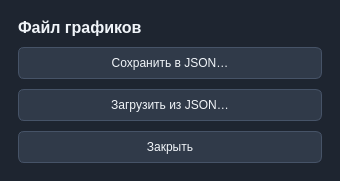
Old version of the form FunctionBuilder/settingsdialog.ui in the repository Bedvedmalu/DesmosProject.
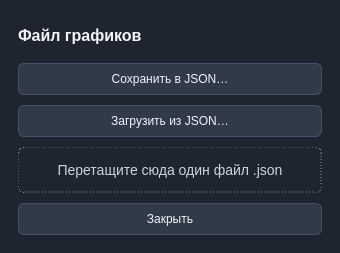
New version of the form.

Commit message: desmos-with-drag-and-drop

Diff of the .ui file:
```diff
--- a/FunctionBuilder/settingsdialog.ui
+++ b/FunctionBuilder/settingsdialog.ui
@@ -7,6 +7,7 @@
   <property name="styleSheet"><string notr="true">
 QDialog { background: #1E2530; }
 QLabel { color: #F1F5F9; font-size: 16px; font-weight: bold; }
+QLabel#jsonDropArea { color: #CBD5E1; font-size: 14px; font-weight: normal; border: 1px dashed #8295AB; border-radius: 6px; padding: 14px; }
 QPushButton { background: #303A49; color: #F1F5F9; border: 1px solid #465367; border-radius: 6px; padding: 8px 14px; }
 QPushButton:hover, QPushButton:focus { border-color: #5491F8; background: #354358; }
   </string></property>
@@ -19,6 +20,14 @@
    <item><widget class="QLabel" name="heading"><property name="text"><string>Файл графиков</string></property></widget></item>
    <item><widget class="QPushButton" name="saveButton"><property name="text"><string>Сохранить в JSON…</string></property></widget></item>
    <item><widget class="QPushButton" name="loadButton"><property name="text"><string>Загрузить из JSON…</string></property></widget></item>
+   <item>
+    <widget class="QLabel" name="jsonDropArea">
+     <property name="acceptDrops"><bool>true</bool></property>
+     <property name="alignment"><set>Qt::AlignCenter</set></property>
+     <property name="wordWrap"><bool>true</bool></property>
+     <property name="text"><string>Перетащите сюда один файл .json</string></property>
+    </widget>
+   </item>
    <item><widget class="QPushButton" name="closeButton"><property name="text"><string>Закрыть</string></property></widget></item>
   </layout>
  </widget>
```
The commit also changes 2 other files.
